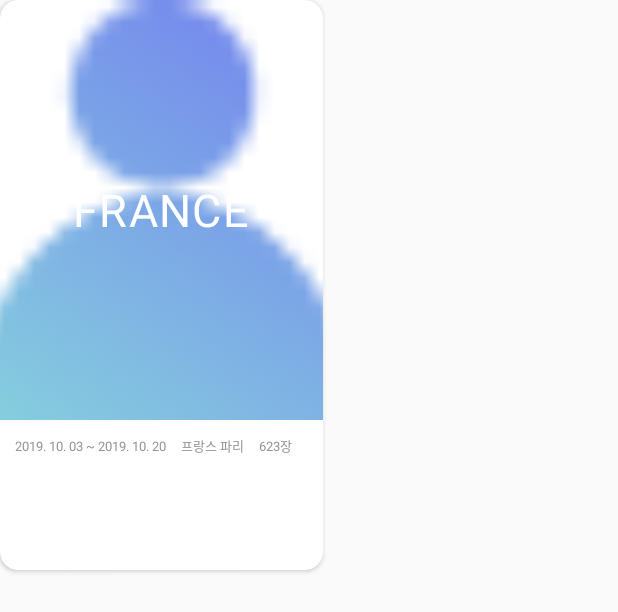
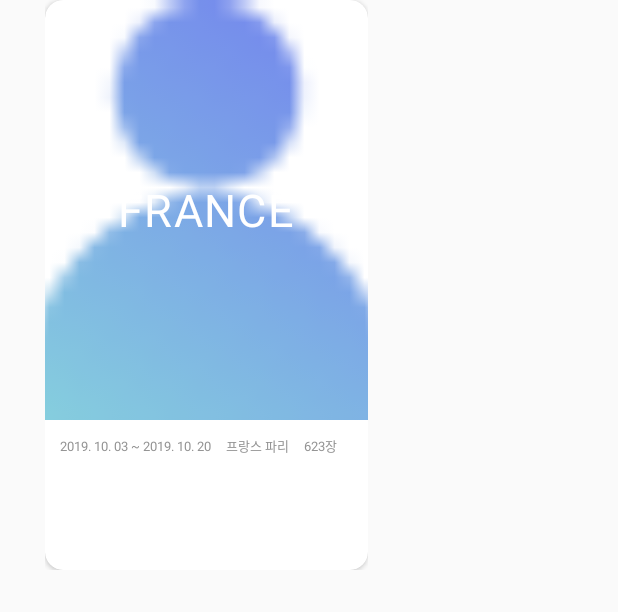
Before and after one commit to mtw9411/2019_Khuthon, an Android app: the layout story_item.xml on its own in the app's theme, with its tools: preview values and no code run, on a phone screen of 412 x 824 dp. Shown: the top 612 px of the screen. Run offline under Robolectric (Android 15) with nearby library versions, the phone set to English and light mode, and no system bars.

Commit message:
마무리

```diff
--- a/Khuthon2019/app/src/main/res/layout/story_item.xml
+++ b/Khuthon2019/app/src/main/res/layout/story_item.xml
@@ -1,7 +1,8 @@
 <?xml version="1.0" encoding="utf-8"?>
 <LinearLayout xmlns:android="http://schemas.android.com/apk/res/android"
-    android:layout_width="match_parent"
-    android:layout_height="match_parent"
+    android:layout_width="wrap_content"
+    android:layout_height="wrap_content"
+    android:layout_marginHorizontal="30dp"
     xmlns:app="http://schemas.android.com/apk/res-auto">
 
     <android.support.v7.widget.CardView
```
Also changed, not shown: Khuthon2019/app/src/main/java/com/smartoc/khuthon2019/navi_story.java (+10 -46 lines).
